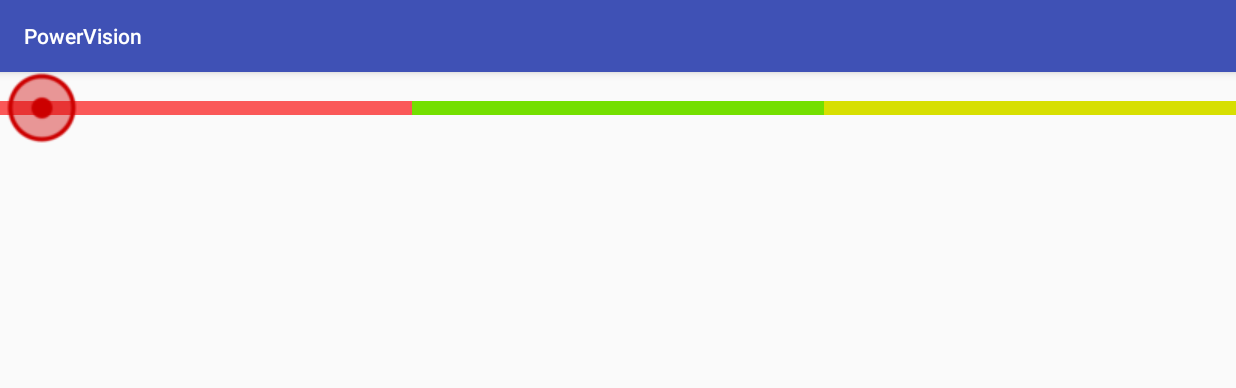
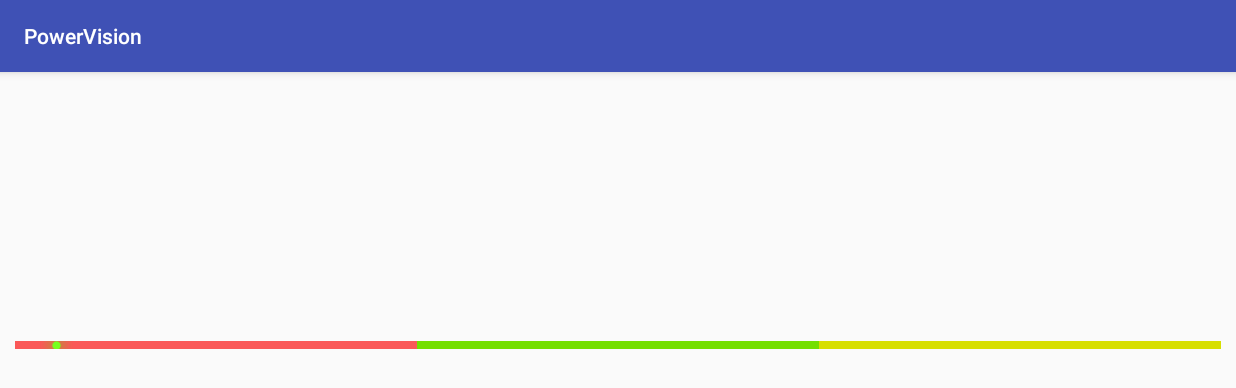
Before and after one commit to jjw1989/CommonTruss, an Android app: the PVFlightControllerActivity screen opened directly, with no data from a screen before it, on a phone screen of 824 x 412 dp (held sideways). Shown: the top 388 px of the screen. Run offline under Robolectric (Android 15) with nearby library versions, the phone set to English and light mode, and no system bars; libraries missing offline, so code that uses them is left out: com.alibaba.android.

Commit message:
修改bug

```diff
--- a/app/src/main/java/com/powervision/gcs/ui/aty/fly/PVFlightControllerActivity.kt
+++ b/app/src/main/java/com/powervision/gcs/ui/aty/fly/PVFlightControllerActivity.kt
@@ -50,5 +50,6 @@ class PVFlightControllerActivity : AppCompatActivity() {
 
         seekBar.initData(progressItemList)
         seekBar.invalidate()
+
     }
 }
--- a/app/src/main/res/layout/pv_fly_controller_manager_layout.xml
+++ b/app/src/main/res/layout/pv_fly_controller_manager_layout.xml
@@ -1,23 +1,27 @@
 <?xml version="1.0" encoding="utf-8"?>
-<android.support.constraint.ConstraintLayout xmlns:android="http://schemas.android.com/apk/res/android"
+<RelativeLayout xmlns:android="http://schemas.android.com/apk/res/android"
     xmlns:app="http://schemas.android.com/apk/res-auto"
     xmlns:tools="http://schemas.android.com/tools"
     android:layout_width="match_parent"
+    android:gravity="center"
     android:layout_height="match_parent"
     tools:context="com.powervision.gcs.ui.aty.fly.PVFlightControllerActivity">
  <com.powervision.gcs.view.seekbar.CustomSeekBar
      android:layout_marginTop="60dp"
      android:id="@+id/seekBar"
      android:layout_width="match_parent"
-     android:layout_height="wrap_content"
+     android:layout_height="5dp"
+     android:layout_margin="10dp"
      android:max="100"
      android:paddingLeft="12dp"
      android:paddingRight="12dp"
      android:progress="0"
      android:progressDrawable="@android:color/transparent"
-     android:thumb="@drawable/example_scrubber_control_pressed_holo"
-     android:thumbOffset="12dp"
+     android:thumb="@mipmap/pv_green"
+     android:thumbOffset="0dp"
      tools:layout_editor_absoluteY="231dp"
      tools:layout_editor_absoluteX="16dp"
      tools:ignore="MissingConstraints" />
-</android.support.constraint.ConstraintLayout>
+
+
+</RelativeLayout>
--- a/library/common/src/main/java/com/powervision/gcs/base/BaseFragment.kt
+++ b/library/common/src/main/java/com/powervision/gcs/base/BaseFragment.kt
@@ -46,14 +46,14 @@ abstract class BaseFragment : Fragment(), IBaseView {
 
     override fun onViewCreated(view: View?, savedInstanceState: Bundle?) {
         super.onViewCreated(view, savedInstanceState)
-        var bundle: Bundle = arguments
+        var bundle: Bundle ?= arguments
         initData(bundle)
     }
 
     override fun onActivityCreated(savedInstanceState: Bundle?) {
         super.onActivityCreated(savedInstanceState)
         mActivity = activity as BaseActivity?
-        initView(savedInstanceState!!, contentView!!)
+        initView(savedInstanceState, contentView)
         doBusiness()
     }
 
--- a/library/common/src/main/java/com/powervision/gcs/view/seekbar/CustomSeekBar.java
+++ b/library/common/src/main/java/com/powervision/gcs/view/seekbar/CustomSeekBar.java
@@ -8,6 +8,7 @@ import android.graphics.Canvas;
 import android.graphics.Paint;
 import android.graphics.Rect;
 import android.util.AttributeSet;
+import android.view.MotionEvent;
 import android.widget.SeekBar;
 
 public class CustomSeekBar extends android.support.v7.widget.AppCompatSeekBar {
@@ -71,4 +72,8 @@ public class CustomSeekBar extends android.support.v7.widget.AppCompatSeekBar {
 
 	}
 
+	@Override
+	public boolean onTouchEvent(MotionEvent event) {
+		return false;
+	}
 }
```
Also changed, not shown: app/src/main/java/com/powervision/gcs/ui/MainMenuActivity.kt (+36 -5 lines), app/src/main/java/com/powervision/gcs/ui/WelcomeActivity.kt (+5 -4 lines), app/src/main/java/com/powervision/gcs/ui/fgt/main/FlyFragment.kt (+34 -13 lines), app/src/main/res/mipmap-xhdpi/pv_green.png (added), app/src/main/res/mipmap-xxhdpi/pv_green.png (added).
